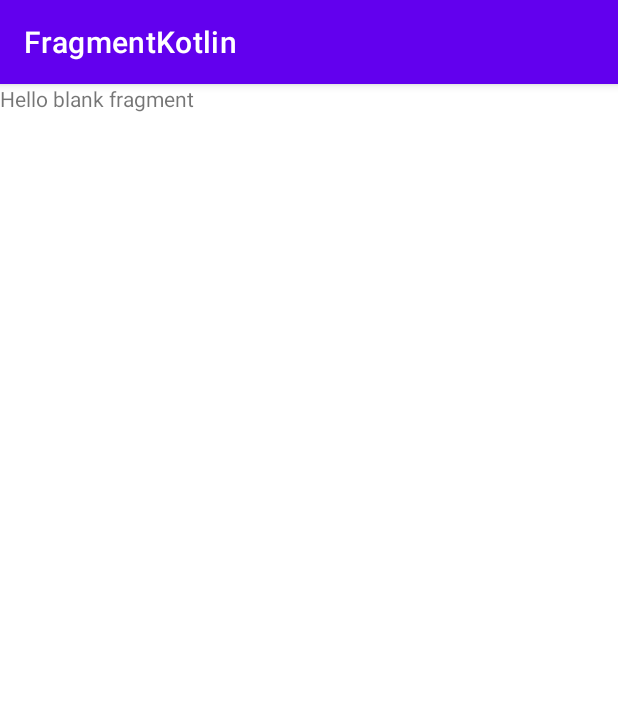
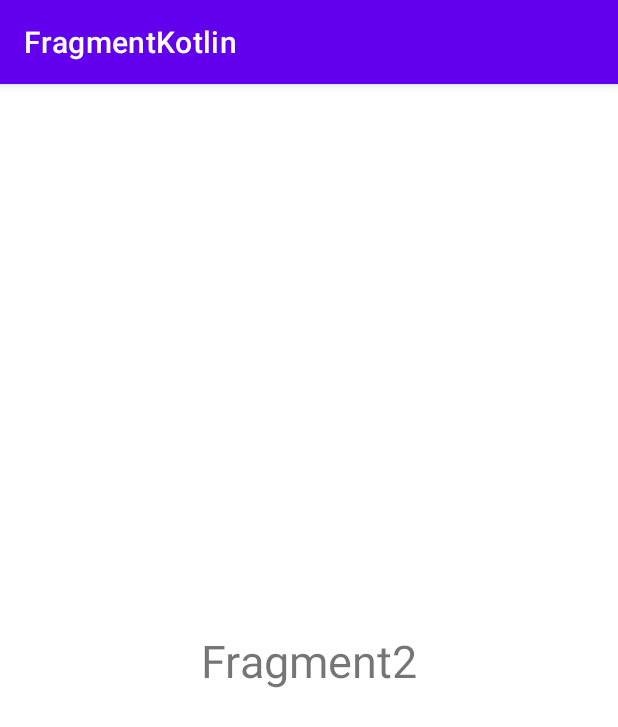
Before and after one commit to ahmetbeyazoglu/Fragments, an Android app: the fragment BlankFragment2 shown on its own in the app's theme, on a phone screen of 412 x 824 dp. Shown: the top 727 px of the screen. Run offline under Robolectric (Android 15) with nearby library versions, the phone set to English and light mode, and no system bars.

Commit message:
Fragments2

```diff
--- a/app/src/main/res/layout/fragment_blank2.xml
+++ b/app/src/main/res/layout/fragment_blank2.xml
@@ -1,14 +1,21 @@
 <?xml version="1.0" encoding="utf-8"?>
-<FrameLayout xmlns:android="http://schemas.android.com/apk/res/android"
+<androidx.constraintlayout.widget.ConstraintLayout
+    xmlns:android="http://schemas.android.com/apk/res/android"
+    xmlns:app="http://schemas.android.com/apk/res-auto"
     xmlns:tools="http://schemas.android.com/tools"
     android:layout_width="match_parent"
     android:layout_height="match_parent"
     tools:context=".BlankFragment2">
 
-    <!-- TODO: Update blank fragment layout -->
+
     <TextView
-        android:layout_width="match_parent"
-        android:layout_height="match_parent"
-        android:text="@string/hello_blank_fragment" />
-
-</FrameLayout>
+        android:id="@+id/textView2"
+        android:layout_width="wrap_content"
+        android:layout_height="wrap_content"
+        android:text="Fragment2"
+        android:textSize="30sp"
+        app:layout_constraintBottom_toBottomOf="parent"
+        app:layout_constraintEnd_toEndOf="parent"
+        app:layout_constraintStart_toStartOf="parent"
+        app:layout_constraintTop_toTopOf="parent" />
+</androidx.constraintlayout.widget.ConstraintLayout>
```
Also changed, not shown: app/src/main/res/layout/fragment_blank.xml (+14 -7 lines).
